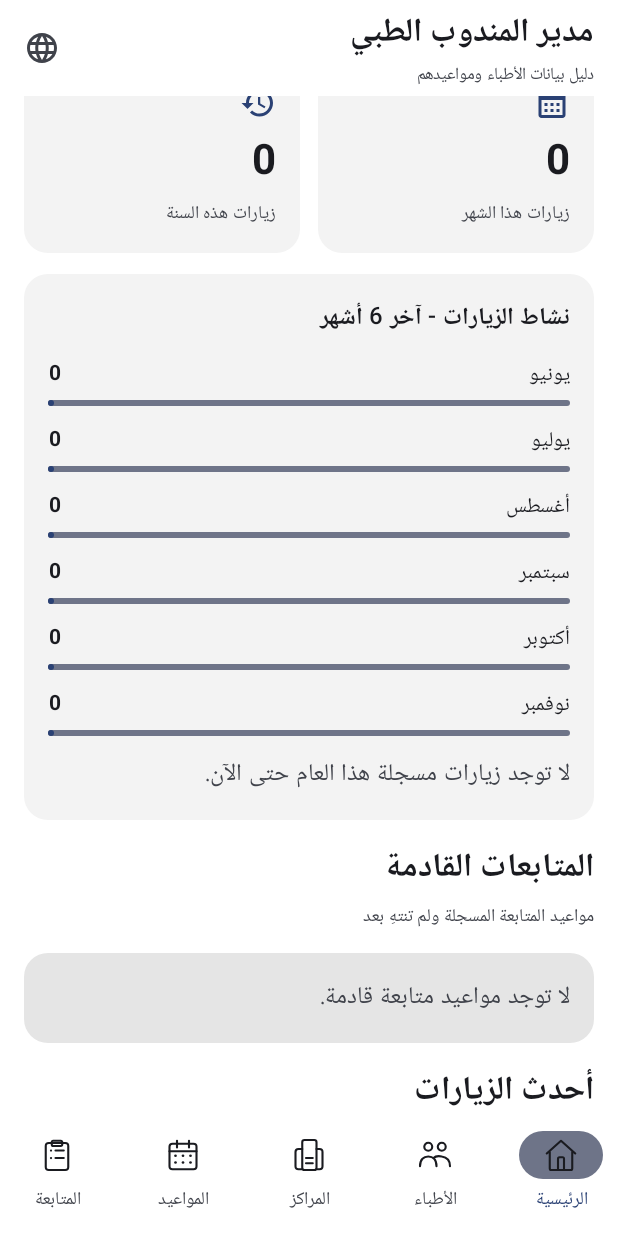
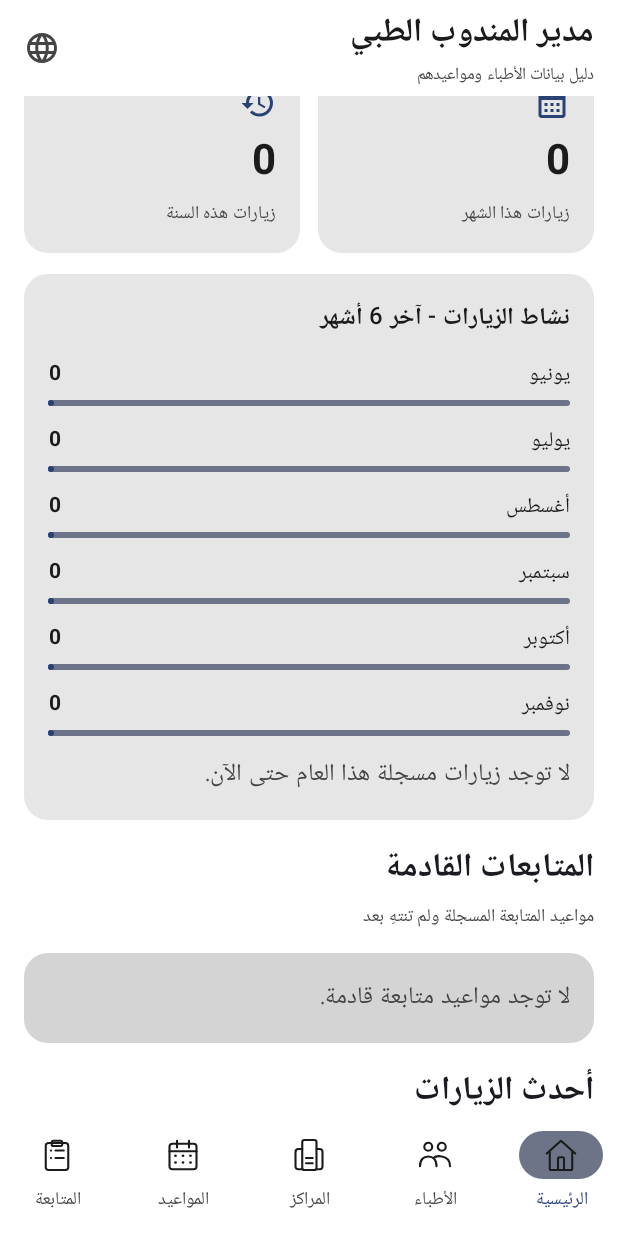
Before and after one commit to mohamed-ramadan-96/Medical-Rep-Manager, an Android app built with Jetpack Compose: the screen it shows after launch (MainActivity), scrolled down 952 dp, on a phone screen of 412 x 824 dp. Run offline under Robolectric (Android 15) with nearby library versions, the phone set to English and light mode, and no system bars; our stand-ins replace Room's generated code.

Commit message:
Improve light theme filled surface contrast

```diff
--- a/app/src/main/java/com/medicalrep/manager/ui/theme/Theme.kt
+++ b/app/src/main/java/com/medicalrep/manager/ui/theme/Theme.kt
@@ -40,10 +40,12 @@ private fun appColorScheme(base: androidx.compose.material3.ColorScheme, darkThe
         surfaceDim = Color(0xFFF2F2F2),
         surfaceBright = Color.White,
         surfaceContainerLowest = Color.White,
-        surfaceContainerLow = Color(0xFFFAFAFA),
-        surfaceContainer = Color(0xFFF3F3F3),
-        surfaceContainerHigh = Color(0xFFECECEC),
-        surfaceContainerHighest = Color(0xFFE5E5E5)
+        surfaceContainerLow = Color(0xFFF0F0F0),
+        surfaceContainer = Color(0xFFE6E6E6),
+        surfaceContainerHigh = Color(0xFFDDDDDD),
+        surfaceContainerHighest = Color(0xFFD4D4D4),
+        onSurface = Color(0xFF1B1B1B),
+        onSurfaceVariant = Color(0xFF454545)
     )
 
 // One consistent semi-rounded language for cards, dialogs, menus, fields and buttons.
```
